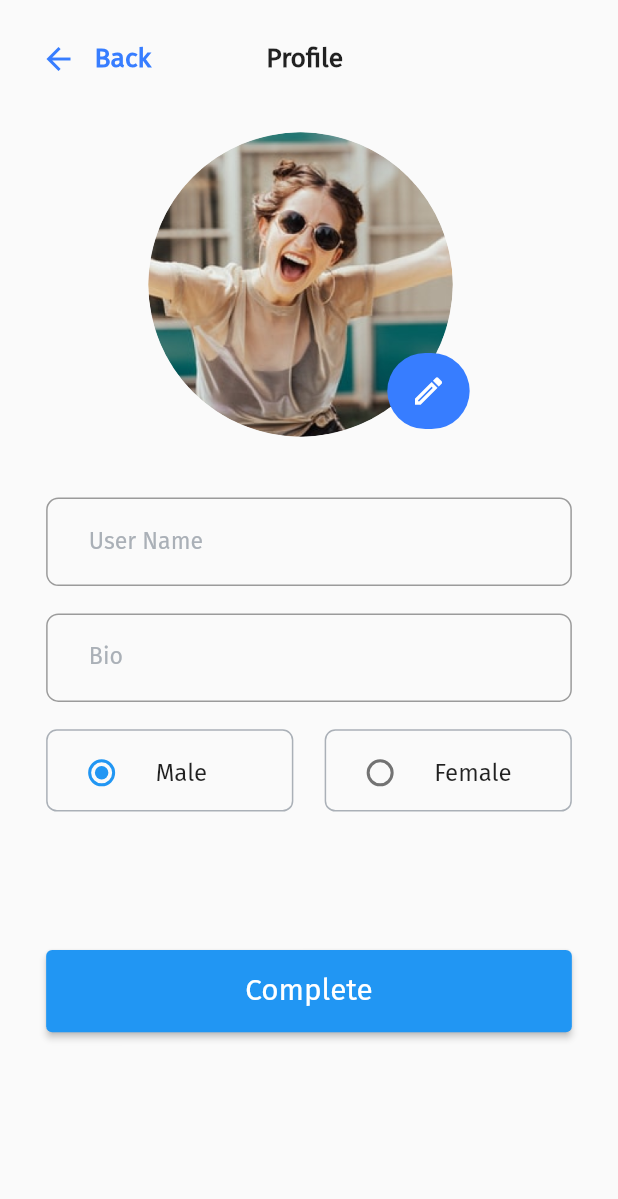
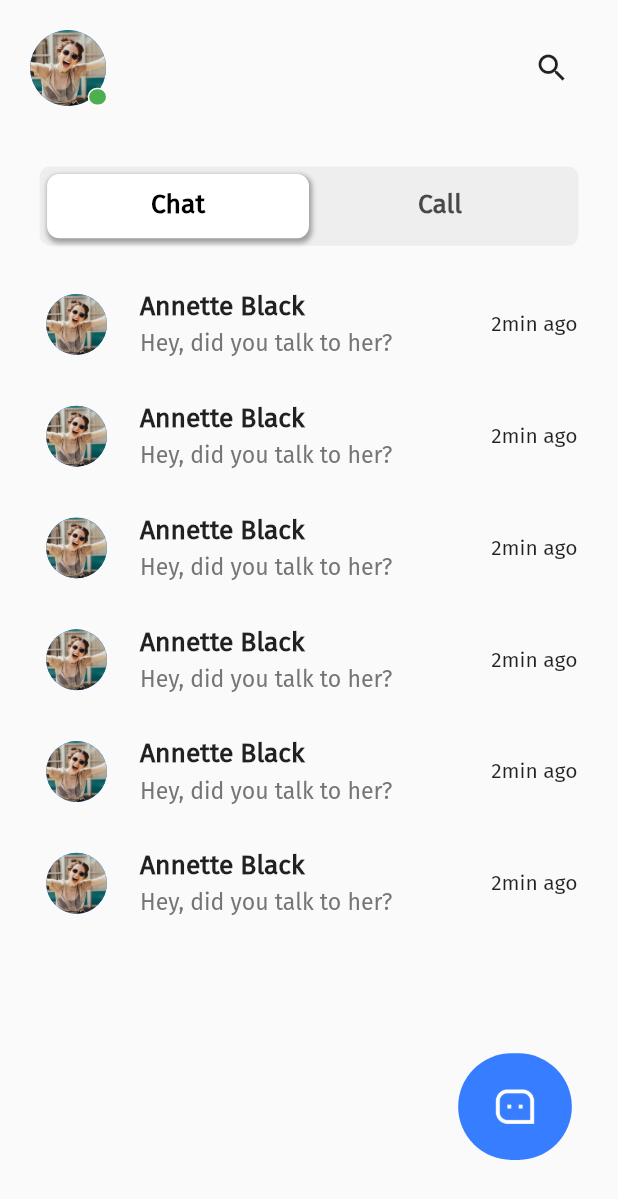
Before and after one commit to moazyaseen2222/LinkUp, a Flutter app: the screen it shows after launch, on a phone screen of 412 x 824 dp. Shown: the top 1199 px of the screen. Run offline on Flutter 3.47's test engine with Material 2 defaults, Android fonts, the light colour scheme and no system bars; our stand-ins replace flutter_screenutil.

Commit message:
Design chats screen.

```diff
--- a/lib/main.dart
+++ b/lib/main.dart
@@ -1,5 +1,6 @@
 import 'package:flutter/material.dart';
 import 'package:flutter_screenutil/flutter_screenutil.dart';
+import 'package:link_up/view/screens/chats_screen.dart';
 import 'package:link_up/view/screens/sign_in.dart';
 import 'package:link_up/view/screens/sign_in_with_google.dart';
 import 'package:link_up/view/screens/sign_up_profile.dart';
@@ -19,7 +20,7 @@ class MyApp extends StatelessWidget {
       designSize: const Size(375, 812),
       builder: (context, child) {
         return MaterialApp(
-          home: SignUpProfile(),
+          home: ChatsScreen(),
         );
       },
     );
--- /dev/null
+++ b/lib/view/screens/chats_screen.dart
@@ -0,0 +1,177 @@
+import 'package:flutter/material.dart';
+import 'package:flutter_screenutil/flutter_screenutil.dart';
+import 'package:link_up/view/widget/chat_view.dart';
+
+import '../../constants/app_colors.dart';
+import '../../constants/app_fonts.dart';
+
+class ChatsScreen extends StatefulWidget {
+  const ChatsScreen({super.key});
+
+  @override
+  State<ChatsScreen> createState() => _ChatsScreenState();
+}
+
+class _ChatsScreenState extends State<ChatsScreen>
+    with SingleTickerProviderStateMixin {
+  late TabController _tabController = TabController(length: 2, vsync: this);
+
+  @override
+  void initState() {
+    _tabController = TabController(length: 2, vsync: this);
+    super.initState();
+  }
+
+  @override
+  Widget build(BuildContext context) {
+    return Scaffold(
+      body: SafeArea(
+          bottom: true,
+          child: ListView(
+            children: [
+              Column(
+                children: [
+                  Padding(
+                    padding: const EdgeInsets.all(20.0),
+                    child: Row(
+                      mainAxisAlignment: MainAxisAlignment.spaceBetween,
+                      children: [
+                        Stack(
+                          children: [
+                            ///Image
+                            CircleAvatar(
+                              radius: 25.r,
+                              backgroundImage: const AssetImage(
+                                'images/person.png',
+                              ),
+                            ),
+
+                            /// Online Point
+                            Padding(
+                              padding: EdgeInsets.only(top: 38.0.h, left: 35.w),
+                              child: Container(
+                                height: 12.h,
+                                width: 12.w,
+                                decoration: BoxDecoration(
+                                    border: Border.all(color: Colors.white),
+                                    color: Colors.green,
+                                    borderRadius: BorderRadius.circular(50.r)),
+                              ),
+                            ),
+                          ],
+                        ),
+
+                        /// Search icon
+                        IconButton(
+                            onPressed: () {
+                              ///
+                            },
+                            icon: const Icon(
+                              Icons.search_outlined,
+                              size: 24,
+                            ))
+                      ],
+                    ),
+                  ),
+                  SizedBox(height: 20.h),
+
+                  /// Tan Bar
+                  Padding(
+                    padding: EdgeInsets.symmetric(horizontal: 24.0.w),
+                    child: Container(
+                      height: 52.h,
+                      width: 327.w,
+                      decoration: BoxDecoration(
+                          color: Colors.grey.shade200,
+                          borderRadius: BorderRadius.circular(7.r)),
+                      child: Padding(
+                        padding: const EdgeInsets.all(5.0),
+                        child: TabBar(
+                          onTap: (int index) {
+                            setState(() {
+                              _tabController.index = index;
+                            });
+                          },
+                          indicator: BoxDecoration(
+                              color: Colors.white,
+                              borderRadius: BorderRadius.circular(8.r),
+                              boxShadow: const [
+                                BoxShadow(
+                                    color: Colors.grey,
+                                    spreadRadius: 1,
+                                    offset: Offset(1, 2),
+                                    blurRadius: 2),
+                              ]),
+                          labelColor: Colors.black,
+                          labelStyle: TextStyle(
+                              fontFamily: AppFonts.firaSans,
+                              fontWeight: FontWeight.bold,
+                              fontSize: 16.sp),
+                          controller: _tabController,
+                          tabs: const [
+                            Tab(
+                              text: 'Chat',
+                            ),
+                            Tab(
+                              text: 'Call',
+                            )
+                          ],
+                        ),
+                      ),
+                    ),
+                  ),
+
+                  /// Tab bar view
+
+                  Column(
+                    children: [
+                      IndexedStack(
+                        index: _tabController.index,
+                        children: [
+                          Padding(
+                            padding: EdgeInsets.symmetric(horizontal: 28.0.w),
+                            child: Column(
+                              children: [
+                                ChatView(),
+                                ChatView(),
+                                ChatView(),
+                                ChatView(),
+                                ChatView(),
+                                ChatView(),
+                                Padding(
+                                  padding:  EdgeInsets.only(top: 90.0.h,left: 250.w),
+                                  child: Container(
+                                    height: 70.h,
+                                    width: 70.w,
+                                    decoration: BoxDecoration(
+                                      color: AppColors.mainColors,
+                                      borderRadius: BorderRadius.circular(50.r),
+                                    ),
+                                    child: IconButton(
+                                        onPressed: () {
+                                          //
+                                        },
+                                        icon: Image(
+                                          height: 30.h,
+                                          width: 30.w,
+                                          image: AssetImage(
+                                            'images/chat_icon.png',
+                                          ),
+                                        )),
+                                  ),
+                                ),
+                              ],
+                            ),
+                          ),
+                          SizedBox(height: 20.h),
+                        ],
+                      )
+                    ],
+                  )
+                ],
+              ),
+            ],
+          )),
+    );
+  }
+}
--- /dev/null
+++ b/lib/view/widget/chat_view.dart
@@ -0,0 +1,53 @@
+import 'package:flutter/material.dart';
+import 'package:flutter_screenutil/flutter_screenutil.dart';
+
+import '../../constants/app_fonts.dart';
+
+class ChatView extends StatelessWidget {
+  const ChatView({
+    super.key,
+  });
+
+  @override
+  Widget build(BuildContext context) {
+    return Padding(
+      padding: EdgeInsets.only(top: 30.0.h),
+      child: Row(
+        children: [
+          CircleAvatar(
+            radius: 20.r,
+            backgroundImage: const AssetImage('images/person.png'),
+          ),
+          SizedBox(width: 20.w),
+          Column(
+            crossAxisAlignment: CrossAxisAlignment.start,
+            children: [
+              Text(
+                'Annette Black',
+                style: TextStyle(
+                    fontFamily: AppFonts.firaSans,
+                    fontSize: 16.sp,
+                    fontWeight: FontWeight.w600),
+              ),
+              SizedBox(height: 5.h),
+              Text(
+                'Hey, did you talk to her?',
+                style: TextStyle(
+                    fontFamily: AppFonts.firaSans,
+                    fontSize: 14.sp,
+                    color: Colors.grey.shade600),
+              ),
+            ],
+          ),
+          SizedBox(width: 60.w),
+          const Text(
+            '2min ago',
+            style: TextStyle(
+              fontFamily: AppFonts.firaSans,
+            ),
+          ),
+        ],
+      ),
+    );
+  }
+}
```
Also changed, not shown: images/chat_icon.png (added).
